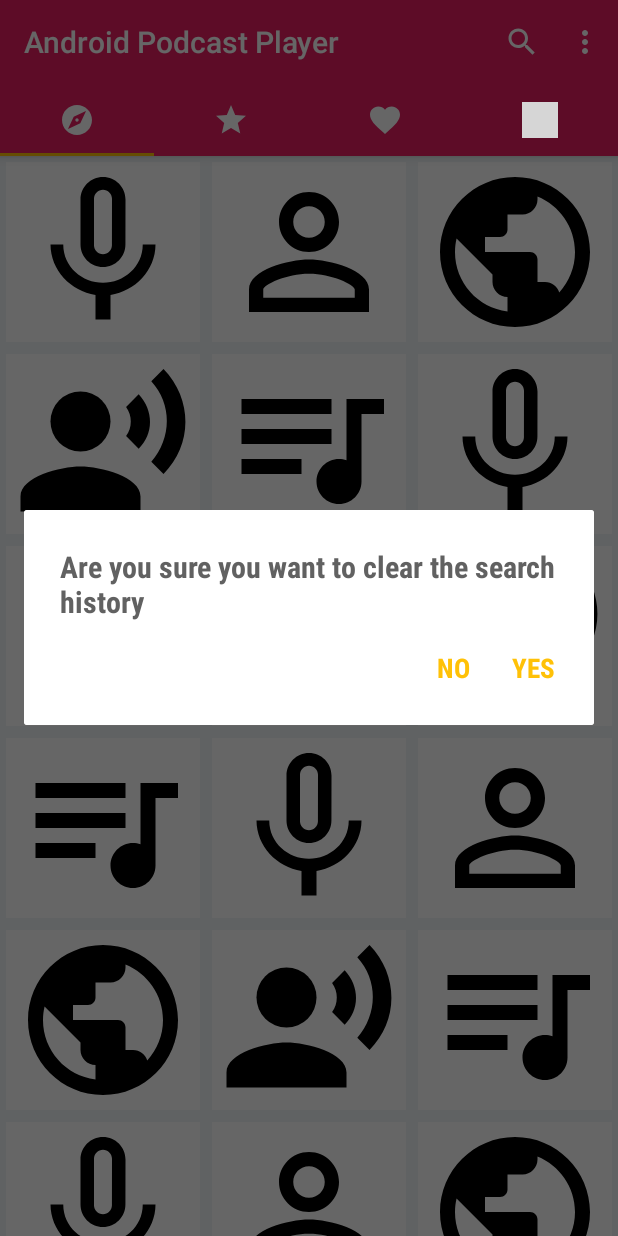
After one commit to TheBoyMoe/Android-Podcast-Player, an Android app: the fragment ClearHistoryDialog placed in its activity, on a phone screen of 412 x 824 dp. The commit adds this screen. Run offline under Robolectric (Android 15) with nearby library versions, the phone set to English and light mode, and no system bars; our stand-ins replace Timber; 1 statement that could not run was skipped; grey boxes are pictures that could not be loaded.

Commit message:
impl search history deletion

```diff
--- a/app/src/main/java/com/example/androidpodcastplayer/common/Constants.java
+++ b/app/src/main/java/com/example/androidpodcastplayer/common/Constants.java
@@ -3,5 +3,8 @@ package com.example.androidpodcastplayer.common;
 public class Constants {
 
     public static final String LOG_TAG = "LOG";
+    public static final String CONFIRM_HISTORY_CLEARED = "confirm_history_cleared";
+    public static final int REQUEST_CODE_HISTORY_CLEARED = 101;
+
 
 }
--- /dev/null
+++ b/app/src/main/java/com/example/androidpodcastplayer/custom/ClearHistoryDialog.java
@@ -0,0 +1,80 @@
+package com.example.androidpodcastplayer.custom;
+
+import android.annotation.SuppressLint;
+import android.app.Activity;
+import android.content.Context;
+import android.content.Intent;
+import android.net.Uri;
+import android.os.Bundle;
+import android.provider.SearchRecentSuggestions;
+import android.support.annotation.Nullable;
+import android.support.v4.app.DialogFragment;
+import android.view.LayoutInflater;
+import android.view.View;
+import android.view.ViewGroup;
+import android.view.Window;
+
+import com.example.androidpodcastplayer.R;
+import com.example.androidpodcastplayer.common.Constants;
+
+import timber.log.Timber;
+
+@SuppressLint("ValidFragment")
+public class ClearHistoryDialog extends DialogFragment implements View.OnClickListener{
+
+    // callback implemented by the activity
+    public interface CallbackListener {
+        void confirmHistoryCleared(boolean historyCleared);
+    }
+
+    private static final String SEARCHABLE_BUNDLE = "searchable_bundle";
+    private CallbackListener mListener;
+    private SearchRecentSuggestions mRecentSuggestions;
+    private boolean mHistoryCleared = false;
+
+    public ClearHistoryDialog() {}
+
+    public ClearHistoryDialog(SearchRecentSuggestions suggestions) {
+        mRecentSuggestions = suggestions;
+    }
+
+
+    @Nullable
+    @Override
+    public View onCreateView(LayoutInflater inflater, @Nullable ViewGroup container, @Nullable Bundle savedInstanceState) {
+        View view = inflater.inflate(R.layout.dialog_clear_history, container, false);
+        getDialog().getWindow().requestFeature(Window.FEATURE_NO_TITLE);
+        (view.findViewById(R.id.dialog_positive_btn)).setOnClickListener(this);
+        (view.findViewById(R.id.dialog_negative_btn)).setOnClickListener(this); // needs to be enabled to be dismissed
+        return view;
+    }
+
+    @Override
+    public void onAttach(Context context) {
+        super.onAttach(context);
+        mListener = (CallbackListener) context;
+    }
+
+    @Override
+    public void onDetach() {
+        super.onDetach();
+        mListener = null;
+    }
+
+    @Override
+    public void onClick(View view) {
+        switch (view.getId()) {
+            case R.id.dialog_positive_btn:
+                if (mRecentSuggestions != null) {
+                    mRecentSuggestions.clearHistory();
+                    mHistoryCleared = true;
+                }
+                break;
+        }
+        // inform the activity the history has been cleared
+        mListener.confirmHistoryCleared(mHistoryCleared);
+        dismiss();
+    }
+
+
+}
--- /dev/null
+++ b/app/src/main/res/layout/dialog_clear_history.xml
@@ -0,0 +1,33 @@
+<?xml version="1.0" encoding="utf-8"?>
+<RelativeLayout
+    xmlns:android="http://schemas.android.com/apk/res/android"
+    android:padding="@dimen/medium"
+    android:background="@color/colorPrimaryBackground"
+    android:layout_width="match_parent"
+    android:layout_height="match_parent">
+
+    <TextView
+        android:id="@+id/dialog_title"
+        android:layout_marginBottom="@dimen/normal"
+        android:text="@string/dialog_confirmation_prompt_text"
+        style="@style/TextStyle.Dialog"/>
+
+
+    <TextView
+        android:id="@+id/dialog_positive_btn"
+        style="@style/TextStyle.Dialog.Button"
+        android:text="@string/dialog_positive_button_text"
+        android:layout_below="@id/dialog_title"
+        android:layout_marginStart="@dimen/medium"
+        android:layout_alignParentEnd="true"/>
+
+
+    <TextView
+        android:id="@+id/dialog_negative_btn"
+        style="@style/TextStyle.Dialog.Button"
+        android:text="@string/dialog_negative_button_text"
+        android:layout_below="@id/dialog_title"
+        android:layout_toStartOf="@id/dialog_positive_btn"/>
+
+
+</RelativeLayout>
--- a/app/src/main/res/values/strings.xml
+++ b/app/src/main/res/values/strings.xml
@@ -4,4 +4,7 @@
     <string name="menu_item_delete">Clear history</string>
     <string name="menu_item_search">Search</string>
     <string name="search_hint">Search iTunes podcast catalogue</string>
+    <string name="dialog_negative_button_text">NO</string>
+    <string name="dialog_positive_button_text">YES</string>
+    <string name="dialog_confirmation_prompt_text">Are you sure you want to clear the search history</string>
 </resources>
--- a/app/src/main/res/values/styles.xml
+++ b/app/src/main/res/values/styles.xml
@@ -19,4 +19,30 @@
 
     <style name="AppTheme.PopupOverlay" parent="ThemeOverlay.AppCompat.Light"/>
 
+
+    <!-- Text styles -->
+    <style name="TextStyle">
+        <item name="android:fontFamily">sans-serif-condensed</item>
+        <item name="android:textSize">16sp</item>
+        <item name="android:textColor">@color/colorPrimaryText</item>
+        <item name="android:layout_width">wrap_content</item>
+        <item name="android:layout_height">wrap_content</item>
+    </style>
+
+
+    <style name="TextStyle.Dialog">
+        <item name="android:textStyle">bold</item>
+        <item name="android:textSize">20sp</item>
+    </style>
+
+    <style name="TextStyle.Dialog.Button">
+        <item name="android:background">@drawable/touch_selector</item>
+        <item name="android:textColor">@color/colorAccent</item>
+        <item name="android:textAllCaps">true</item>
+        <item name="android:gravity">center</item>
+        <item name="android:padding">@dimen/xxsmall</item>
+        <item name="android:textSize">18sp</item>
+    </style>
+
+
 </resources>
```
Also changed, not shown: app/src/main/java/com/example/androidpodcastplayer/ui/activity/MainActivity.java (+60 -18 lines).
